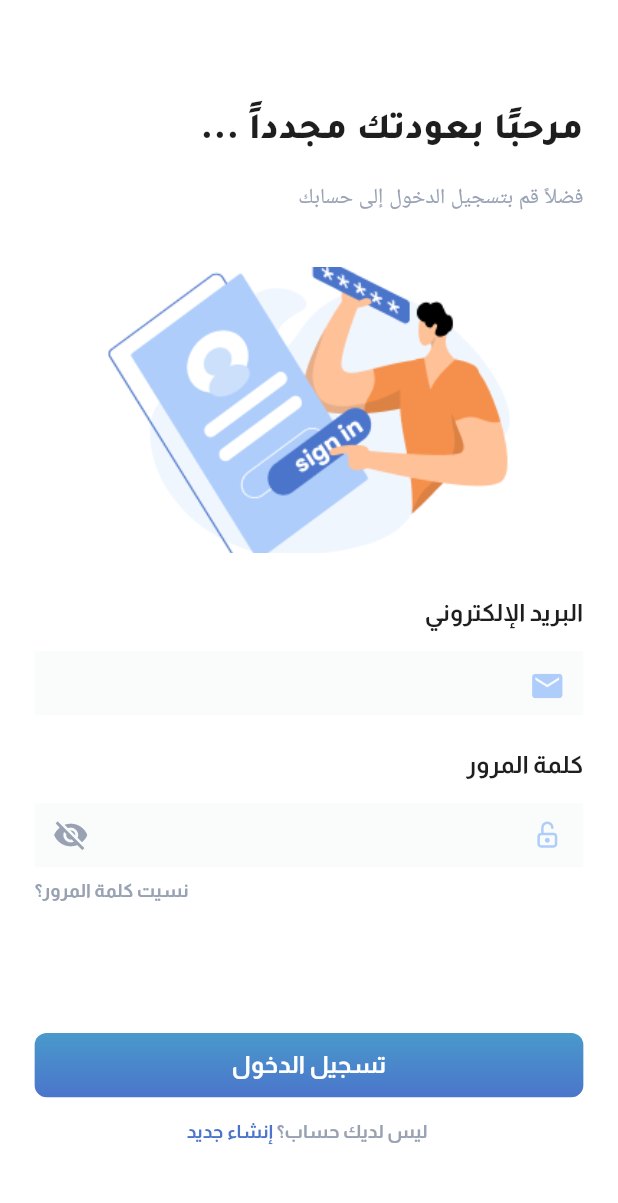
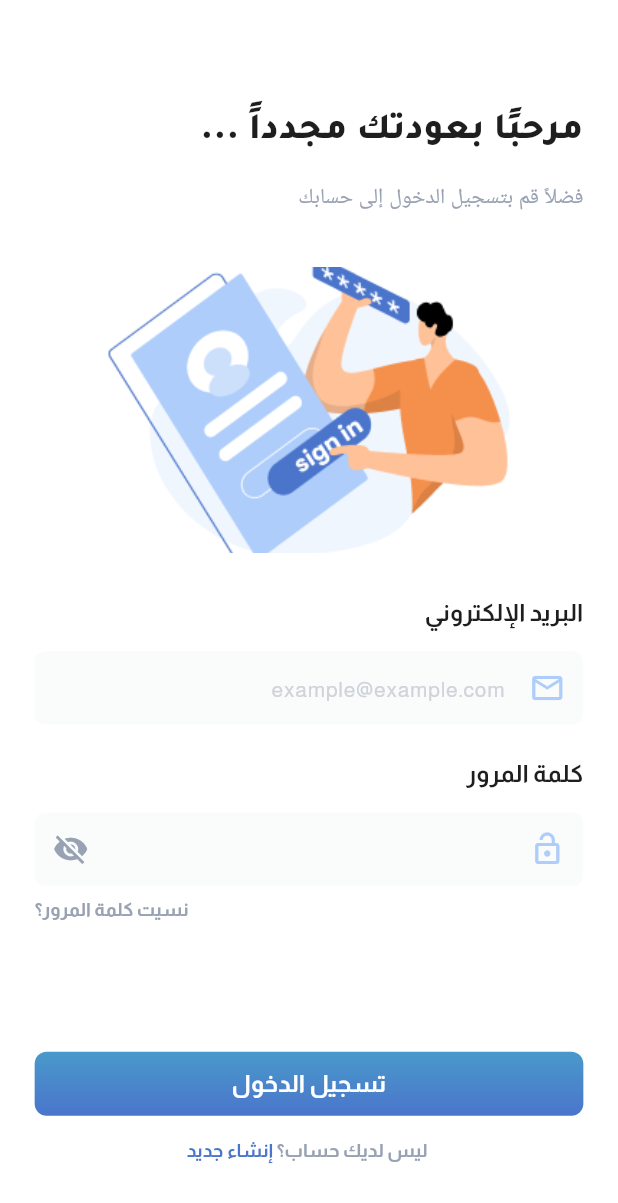
Before and after one commit to mona-alrayes/furniture_movers_project, a Flutter app: the SignUpScreen screen opened by its route, after a tap on "إنشاء جديد", after a tap on "تسجيل الدخول", on a phone screen of 412 x 824 dp. Shown: the top 1203 px of the screen. Run offline on Flutter 3.47's test engine with Material 3 defaults, Android fonts, the phone set to English and light mode, and no system bars; our stand-ins replace cached_network_image, carousel_slider, dio, flutter_rating_bar, flutter_screenutil, flutter_svg and 6 more; accounts and stored records are empty; network calls fail.

```diff
--- a/lib/core/widgets/custom_password_field.dart
+++ b/lib/core/widgets/custom_password_field.dart
@@ -18,9 +18,7 @@ class CustomPasswordField extends StatelessWidget {
 
   @override
   Widget build(BuildContext context) {
-    return SizedBox(
-      height: 48.h,
-      child: TextFormField(
+    return TextFormField(
       controller: controller,
       obscureText: obscureText,
       validator: validator,
@@ -29,7 +27,6 @@ class CustomPasswordField extends StatelessWidget {
       decoration: InputDecoration(
         filled: true,
         fillColor: AppColors.veryLightGrey,
-          border: InputBorder.none,
         prefixIcon: IconButton(
           icon: Icon(
             obscureText ? Icons.visibility_off : Icons.visibility,
@@ -37,9 +34,13 @@ class CustomPasswordField extends StatelessWidget {
           ),
           onPressed: onToggle,
         ),
-          suffixIcon:
-              const Icon(Icons.lock_open, color: AppColors.mediumPrimary),
+        suffixIcon: const Icon(Icons.lock_open, color: AppColors.mediumPrimary),
+        contentPadding: EdgeInsets.symmetric(vertical: 14.h, horizontal: 12.w),
+        border: OutlineInputBorder(
+          borderRadius: BorderRadius.circular(8.r),
+          borderSide: BorderSide.none,
         ),
+        errorStyle: TextStyle(fontSize: 12.sp),
       ),
     );
   }
--- a/lib/core/widgets/custom_text_field.dart
+++ b/lib/core/widgets/custom_text_field.dart
@@ -19,9 +19,7 @@ class CustomTextField extends StatelessWidget {
 
   @override
   Widget build(BuildContext context) {
-    return SizedBox(
-      height: 48.h,
-      child: TextFormField(
+    return TextFormField(
       controller: controller,
       validator: validator,
       textAlign: TextAlign.right,
@@ -29,7 +27,6 @@ class CustomTextField extends StatelessWidget {
       decoration: InputDecoration(
         filled: true,
         fillColor: AppColors.veryLightGrey,
-          border: InputBorder.none,
         suffixIcon: Icon(icon, color: AppColors.mediumPrimary),
         hintText: hintText,
         hintStyle: GoogleFonts.almarai(
@@ -37,7 +34,12 @@ class CustomTextField extends StatelessWidget {
           fontWeight: FontWeight.w400,
           color: AppColors.mediumGrey,
         ),
+        contentPadding: EdgeInsets.symmetric(vertical: 14.h, horizontal: 12.w),
+        border: OutlineInputBorder(
+          borderRadius: BorderRadius.circular(8.r),
+          borderSide: BorderSide.none,
         ),
+        errorStyle: TextStyle(fontSize: 12.sp),
       ),
     );
   }
--- a/lib/main.dart
+++ b/lib/main.dart
@@ -5,7 +5,6 @@ import 'package:furniture_movers_project/screens/favorite/favorite_screen.dart';
 import 'package:furniture_movers_project/screens/profile/about_app_screen.dart';
 import 'package:furniture_movers_project/screens/profile/contact_us_screen.dart';
 import 'package:furniture_movers_project/screens/profile/terms_conditions_screen.dart';
-import 'package:furniture_movers_project/screens/service/service.dart';
 import 'package:furniture_movers_project/screens/furniture_moving/furniture_moving.dart';
 import 'screens/splash/splash_screen.dart';
 import 'screens/splash/onboarding1_screen.dart';
--- a/lib/screens/auth/forget_password_screen.dart
+++ b/lib/screens/auth/forget_password_screen.dart
@@ -4,7 +4,6 @@ import 'package:flutter_screenutil/flutter_screenutil.dart';
 import 'package:intl_phone_field/intl_phone_field.dart';
 import '/core/theme/colors.dart';
 import '/core/widgets/custom_main_button.dart';
-import '../../core/theme/fonts.dart';
 import '../../core/widgets/custom_appbar.dart';
 
 class ForgetPasswordScreen extends StatefulWidget {
--- a/lib/screens/auth/login_screen.dart
+++ b/lib/screens/auth/login_screen.dart
@@ -3,11 +3,12 @@ import 'package:furniture_movers_project/core/theme/fonts.dart';
 import 'package:flutter_screenutil/flutter_screenutil.dart';
 import '/core/theme/colors.dart';
 import '/core/widgets/custom_main_button.dart';
-import 'package:flutter_svg/flutter_svg.dart';
 import 'package:flutter/services.dart';
 import 'package:furniture_movers_project/screens/auth/loading_screen.dart';
 import 'package:furniture_movers_project/core/widgets/main_layout.dart';
 import 'package:furniture_movers_project/screens/auth/controllers/login_controller.dart';
+import 'package:furniture_movers_project/core/widgets/custom_text_field.dart';
+import 'package:furniture_movers_project/core/widgets/custom_password_field.dart';
 
 class LoginScreen extends StatefulWidget {
   const LoginScreen({super.key});
@@ -31,7 +32,7 @@ class _LoginScreenState extends State<LoginScreen> {
   Widget build(BuildContext context) {
     return WillPopScope(
       onWillPop: () async {
-        SystemNavigator.pop(); // Exit app on back button
+        SystemNavigator.pop();
         return false;
       },
       child: Stack(
@@ -73,6 +74,8 @@ class _LoginScreenState extends State<LoginScreen> {
                         ),
                       ),
                       SizedBox(height: 32.h),
+
+                      /// Email
                       Align(
                         alignment: Alignment.centerRight,
                         child: Text(
@@ -81,24 +84,10 @@ class _LoginScreenState extends State<LoginScreen> {
                         ),
                       ),
                       SizedBox(height: 16.h),
-                      SizedBox(
-                        height: 48.h,
-                        child: TextFormField(
+                      CustomTextField(
                         controller: _controller.emailController,
-                          textAlign: TextAlign.right,
-                          style: TextStyle(color: AppColors.grey),
-                          decoration: InputDecoration(
-                            filled: true,
-                            fillColor: AppColors.veryLightGrey,
-                            border: InputBorder.none,
-                            suffixIcon: Padding(
-                              padding: EdgeInsets.all(11.0),
-                              child: Icon(
-                                Icons.email,
-                                color: AppColors.mediumPrimary,
-                              ),
-                            ),
-                          ),
+                        hintText: 'example@example.com',
+                        icon: Icons.email_outlined,
                         validator: (value) {
                           if (value == null || value.trim().isEmpty) {
                             return 'يرجى إدخال البريد الإلكتروني';
@@ -111,8 +100,9 @@ class _LoginScreenState extends State<LoginScreen> {
                           return null;
                         },
                       ),
-                      ),
                       SizedBox(height: 24.h),
+
+                      /// Password
                       Align(
                         alignment: Alignment.centerRight,
                         child: Text(
@@ -121,36 +111,14 @@ class _LoginScreenState extends State<LoginScreen> {
                         ),
                       ),
                       SizedBox(height: 16.h),
-                      SizedBox(
-                        height: 48.h,
-                        child: TextFormField(
+                      CustomPasswordField(
                         controller: _controller.passwordController,
                         obscureText: _obscurePassword,
-                          textAlign: TextAlign.right,
-                          style: TextStyle(color: AppColors.grey),
-                          decoration: InputDecoration(
-                            filled: true,
-                            fillColor: AppColors.veryLightGrey,
-                            border: InputBorder.none,
-                            prefixIcon: IconButton(
-                              icon: Icon(
-                                _obscurePassword
-                                    ? Icons.visibility_off
-                                    : Icons.visibility,
-                                color: AppColors.grey,
-                              ),
-                              onPressed: () {
+                        onToggle: () {
                           setState(() {
                             _obscurePassword = !_obscurePassword;
                           });
                         },
-                            ),
-                            suffixIcon: Padding(
-                              padding: EdgeInsets.all(11.0),
-                              child: SvgPicture.asset(
-                                  'assets/icons/lock-open.svg'),
-                            ),
-                          ),
                         validator: (value) {
                           if (value == null || value.trim().isEmpty) {
                             return 'يرجى إدخال كلمة المرور';
@@ -161,8 +129,9 @@ class _LoginScreenState extends State<LoginScreen> {
                           return null;
                         },
                       ),
-                      ),
                       SizedBox(height: 8.h),
+
+                      /// Forgot Password
                       InkWell(
                         onTap: () {
                           Navigator.pushNamed(context, '/forgetPassword');
@@ -172,7 +141,10 @@ class _LoginScreenState extends State<LoginScreen> {
                           style: AppFonts.signSecondaryFormFont,
                         ),
                       ),
+
                       SizedBox(height: 96.h),
+
+                      /// Login Button
                       CustomMainButton(
                         text: 'تسجيل الدخول',
                         onPressed: () async {
@@ -208,6 +180,8 @@ class _LoginScreenState extends State<LoginScreen> {
                         },
                       ),
                       SizedBox(height: 16.h),
+
+                      /// Register Link
                       Align(
                         alignment: Alignment.center,
                         child: Wrap(
@@ -237,7 +211,7 @@ class _LoginScreenState extends State<LoginScreen> {
             ),
           ),
 
-          /// Loading overlay
+          /// Loading Overlay
           if (_isLoading)
             Container(
               color: Colors.black.withOpacity(0.3),
--- a/lib/screens/auth/otp_screen.dart
+++ b/lib/screens/auth/otp_screen.dart
@@ -3,11 +3,9 @@ import 'package:furniture_movers_project/core/widgets/custom_appbar.dart';
 import 'package:furniture_movers_project/core/widgets/otp_input.dart';
 import 'package:google_fonts/google_fonts.dart';
 import 'package:flutter_screenutil/flutter_screenutil.dart';
-import 'package:intl_phone_field/intl_phone_field.dart';
 import 'package:otp_text_field/otp_field.dart';
 import '/core/theme/colors.dart';
 import '/core/widgets/custom_main_button.dart';
-import '../../core/theme/fonts.dart';
 
 class OtpScreen extends StatefulWidget {
   const OtpScreen({super.key});
--- a/lib/screens/auth/reset_password_screen.dart
+++ b/lib/screens/auth/reset_password_screen.dart
@@ -2,10 +2,8 @@ import 'package:flutter/material.dart';
 import 'package:furniture_movers_project/core/widgets/success_dialog.dart';
 import 'package:google_fonts/google_fonts.dart';
 import 'package:flutter_screenutil/flutter_screenutil.dart';
-
 import '/core/theme/colors.dart';
 import '/core/widgets/custom_main_button.dart';
-
 import '../../core/widgets/custom_appbar.dart';
 
 class RestPasswordScreen extends StatefulWidget {
--- a/lib/screens/home/home_screen.dart
+++ b/lib/screens/home/home_screen.dart
@@ -3,7 +3,6 @@ import 'package:flutter_screenutil/flutter_screenutil.dart';
 import 'package:furniture_movers_project/core/theme/colors.dart';
 import 'package:furniture_movers_project/screens/furniture_moving/worker_model.dart';
 import 'package:furniture_movers_project/screens/furniture_moving/worker_service_special.dart';
-import 'package:furniture_movers_project/screens/home/controllers/user_controller.dart';
 import 'package:furniture_movers_project/screens/home/wedgit/custom_appar.dart';
 import 'package:furniture_movers_project/screens/home/wedgit/custom_searchbar .dart';
 import 'package:furniture_movers_project/screens/home/wedgit/custom_title.dart';
--- a/lib/screens/home/wedgit/custom_searchbar .dart
+++ b/lib/screens/home/wedgit/custom_searchbar .dart
@@ -23,11 +23,12 @@ class CustomSearchBar extends StatelessWidget {
               ),
               child: TextField(
                 textAlign: TextAlign.right,
+                textAlignVertical: TextAlignVertical.center,
                 decoration: InputDecoration(
                   icon: Icon(Icons.search, color: Colors.grey, size: 24.r),
                   hintText: 'ابحث عن خدمة أو فني',
                   hintStyle: TextStyle(color: Colors.grey, fontSize: 14.sp),
-                  contentPadding: EdgeInsets.only(bottom: 5 , top:5),
+                  contentPadding: EdgeInsets.only(bottom: 10 ),
                   border: InputBorder.none,
                 ),
               ),
--- a/lib/screens/home/wedgit/worker_home.dart
+++ b/lib/screens/home/wedgit/worker_home.dart
@@ -4,7 +4,6 @@ import 'package:flutter_screenutil/flutter_screenutil.dart';
 import 'package:google_fonts/google_fonts.dart';
 import 'package:furniture_movers_project/core/theme/colors.dart';
 import 'package:furniture_movers_project/core/widgets/custom_button_hajz.dart';
-import 'package:furniture_movers_project/screens/service/service.dart';
 import 'package:furniture_movers_project/screens/favorite/favorite_workers.dart';
 import 'package:furniture_movers_project/screens/furniture_moving/worker_model.dart';
 
--- a/lib/screens/profile/profile_screen.dart
+++ b/lib/screens/profile/profile_screen.dart
@@ -1,4 +1,3 @@
-import 'dart:io';
 import 'package:flutter/material.dart';
 import 'package:flutter_screenutil/flutter_screenutil.dart';
 import 'package:furniture_movers_project/core/theme/colors.dart';
--- a/lib/screens/service/widgets/rating_bottom_sheet.dart
+++ b/lib/screens/service/widgets/rating_bottom_sheet.dart
@@ -5,7 +5,7 @@ import 'package:furniture_movers_project/core/widgets/custom_main_button.dart';
 import 'package:google_fonts/google_fonts.dart';
 
 void showRatingBottomSheet(BuildContext context) {
-  const Color mainBlue = Color(0xff4A87CB);
+  //const Color mainBlue = Color(0xff4A87CB);
   showModalBottomSheet(
     context: context,
     isScrollControlled: true,
```
Also changed, not shown: lib/screens/auth/signup_screen.dart (line endings or trailing spaces). Lines whose indentation alone changed are shown as unchanged.
